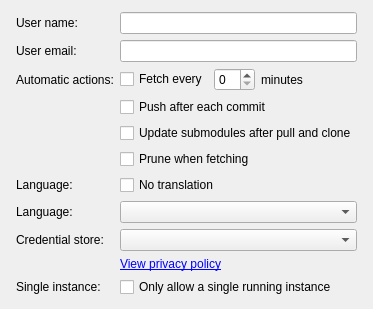
Old version of the form src/dialogs/GeneralPanel.ui in the repository AHSauge/Pawmmit.
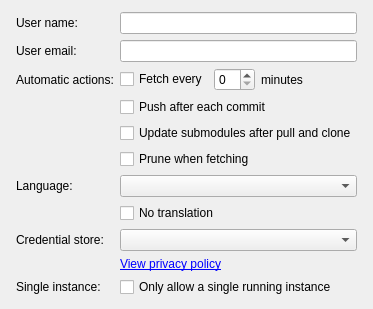
New version of the form.

Commit message: Group languages settings under the same label

```diff
--- a/src/dialogs/GeneralPanel.ui
+++ b/src/dialogs/GeneralPanel.ui
@@ -103,29 +103,22 @@
       </widget>
      </item>
      <item row="6" column="0">
-      <widget class="QLabel" name="label_4">
+      <widget class="QLabel" name="label_5">
        <property name="text">
         <string>Language:</string>
        </property>
       </widget>
      </item>
      <item row="6" column="1">
+      <widget class="QComboBox" name="mLanguages"/>
+     </item>
+     <item row="7" column="1">
       <widget class="QCheckBox" name="mNoTranslation">
        <property name="text">
         <string>No translation</string>
        </property>
       </widget>
      </item>
-     <item row="7" column="0">
-      <widget class="QLabel" name="label_5">
-       <property name="text">
-        <string>Language:</string>
-       </property>
-      </widget>
-     </item>
-     <item row="7" column="1">
-      <widget class="QComboBox" name="mLanguages"/>
-     </item>
      <item row="8" column="0">
       <widget class="QLabel" name="label_6">
        <property name="text">
```
